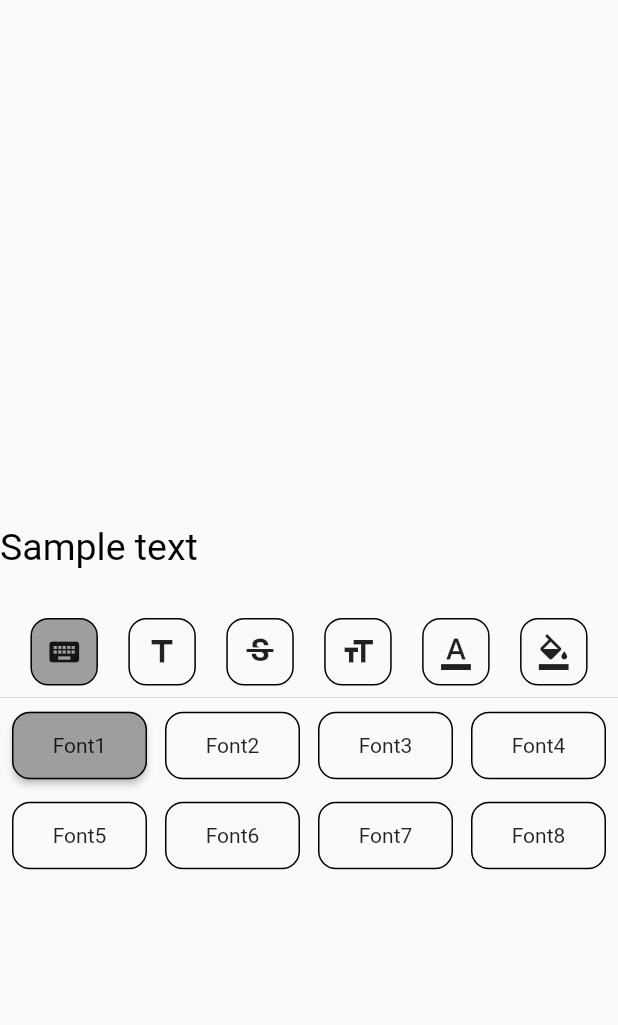
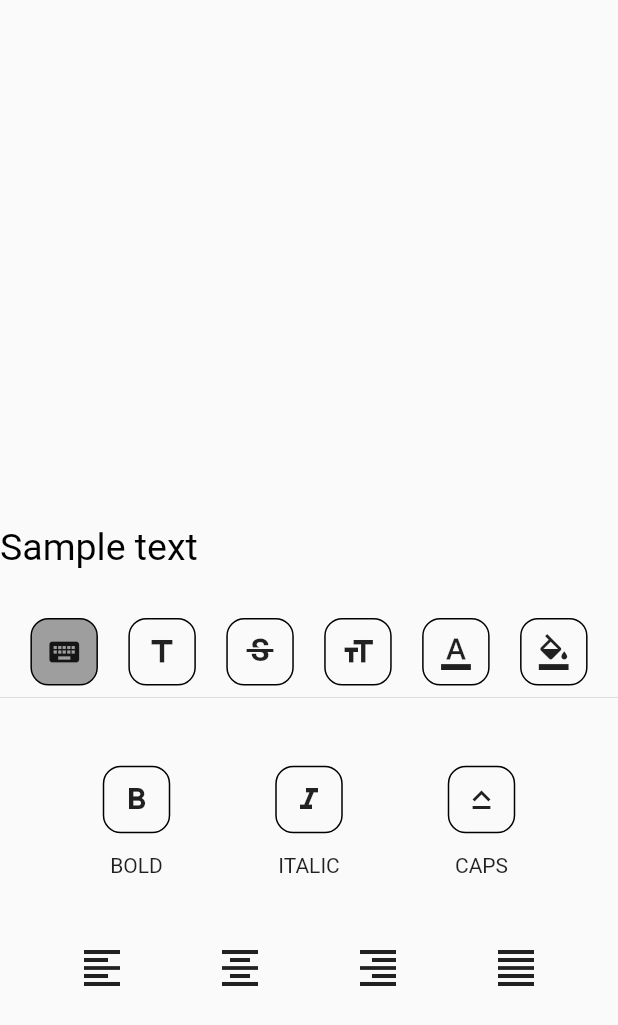
Before and after one commit to mehdizarepour/text-style-editor, a Flutter app: the screen it shows after launch, on a phone screen of 412 x 824 dp. Shown: the top 1025 px of the screen. Run offline on Flutter 3.47's test engine with Material 2 defaults, Android fonts, the phone set to English and light mode, and no system bars; Roboto replaces fonts that are missing (Billabong, Font1, Font2).

Commit message:
Add TextFormatTool

```diff
--- /dev/null
+++ b/lib/src/text_format_tool.dart
@@ -0,0 +1,103 @@
+import 'package:flutter/material.dart';
+
+import 'option_button.dart';
+
+class TextFormatTool extends StatefulWidget {
+  @override
+  _TextFormatToolState createState() => _TextFormatToolState();
+}
+
+class _TextFormatToolState extends State<TextFormatTool> {
+  @override
+  Widget build(BuildContext context) {
+    return Container(
+      margin: EdgeInsets.only(top: 36),
+      child: Column(
+        crossAxisAlignment: CrossAxisAlignment.center,
+        children: [
+          Row(
+            mainAxisAlignment: MainAxisAlignment.spaceEvenly,
+            children: [
+              _TextFormatOption(
+                title: 'BOLD',
+                icon: Icons.format_bold,
+                onPressed: () {},
+              ),
+              _TextFormatOption(
+                title: 'ITALIC',
+                icon: Icons.format_italic,
+                onPressed: () {},
+              ),
+              _TextFormatOption(
+                title: 'CAPS',
+                icon: Icons.keyboard_capslock,
+                onPressed: () {},
+              ),
+            ],
+          ),
+          SizedBox(height: 36),
+          Row(
+            mainAxisAlignment: MainAxisAlignment.spaceEvenly,
+            children: [
+              _TextAlignOption(icon: Icons.format_align_left, onPressed: () {}),
+              _TextAlignOption(
+                  icon: Icons.format_align_center, onPressed: () {}),
+              _TextAlignOption(
+                  icon: Icons.format_align_right, onPressed: () {}),
+              _TextAlignOption(
+                  icon: Icons.format_align_justify, onPressed: () {}),
+            ],
+          )
+        ],
+      ),
+    );
+  }
+}
+
+class _TextAlignOption extends StatelessWidget {
+  final IconData icon;
+  final Function() onPressed;
+  final bool isActive;
+
+  _TextAlignOption({
+    required this.icon,
+    required this.onPressed,
+    this.isActive = false,
+  });
+
+  @override
+  Widget build(BuildContext context) {
+    return IconButton(
+      iconSize: 32,
+      icon: Icon(icon),
+      onPressed: () {},
+    );
+  }
+}
+
+class _TextFormatOption extends StatelessWidget {
+  final String title;
+  final IconData icon;
+  final Function() onPressed;
+  final bool isActive;
+
+  _TextFormatOption({
+    required this.title,
+    required this.icon,
+    required this.onPressed,
+    this.isActive = false,
+  });
+  @override
+  Widget build(BuildContext context) {
+    return Column(
+      children: [
+        OptionButton(
+          onPressed: () {},
+          child: Icon(icon),
+        ),
+        SizedBox(height: 12),
+        Text(title),
+      ],
+    );
+  }
+}
--- a/lib/text_style_editor.dart
+++ b/lib/text_style_editor.dart
@@ -3,6 +3,7 @@ library text_style_editor;
 import 'package:flutter/material.dart';
 
 import 'src/font_family_tool.dart';
+import 'src/text_format_tool.dart';
 import 'src/toolbar.dart';
 
 class TextStyleEditor extends StatelessWidget {
@@ -16,19 +17,20 @@ class TextStyleEditor extends StatelessWidget {
         Divider(),
         Expanded(
           child: SingleChildScrollView(
-            child: FontFamilyTool(
-              fonts: [
-                'Font1',
-                'Font2',
-                'Font3',
-                'Font4',
-                'Font5',
-                'Font6',
-                'Font7',
-                'Font8'
-              ],
-              onSelectFont: (fontFamily) {},
-            ),
+            child: TextFormatTool(),
+            // child: FontFamilyTool(
+            //   fonts: [
+            //     'Font1',
+            //     'Font2',
+            //     'Font3',
+            //     'Font4',
+            //     'Font5',
+            //     'Font6',
+            //     'Font7',
+            //     'Font8'
+            //   ],
+            //   onSelectFont: (fontFamily) {},
+            // ),
           ),
         ),
       ],
```
